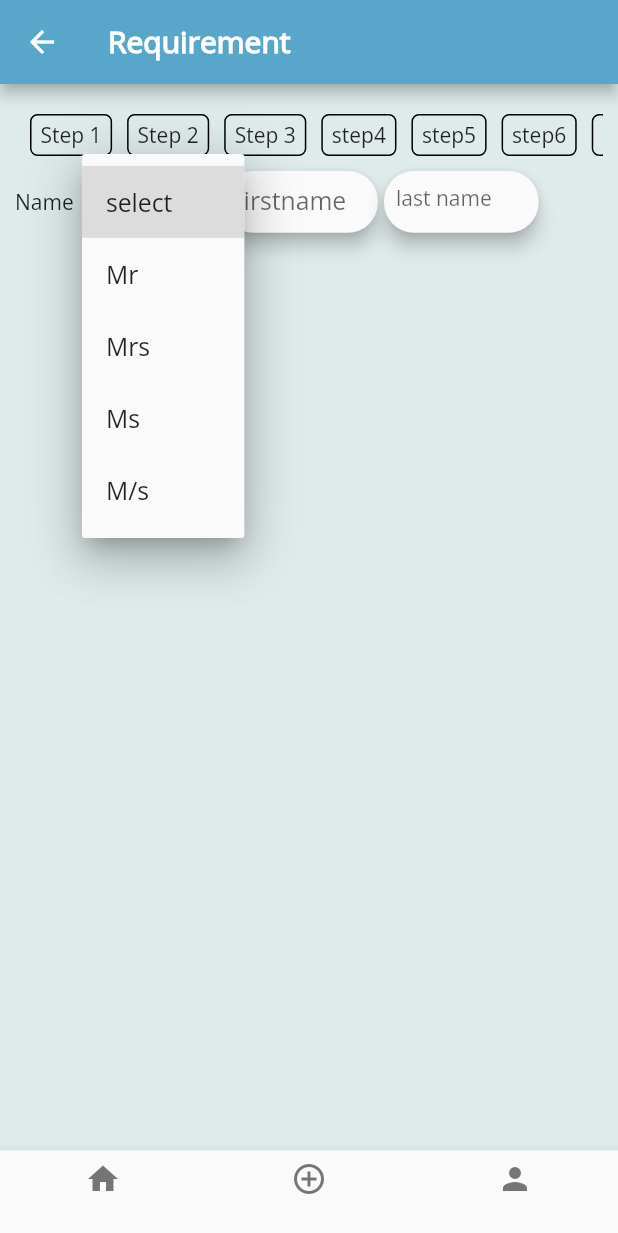
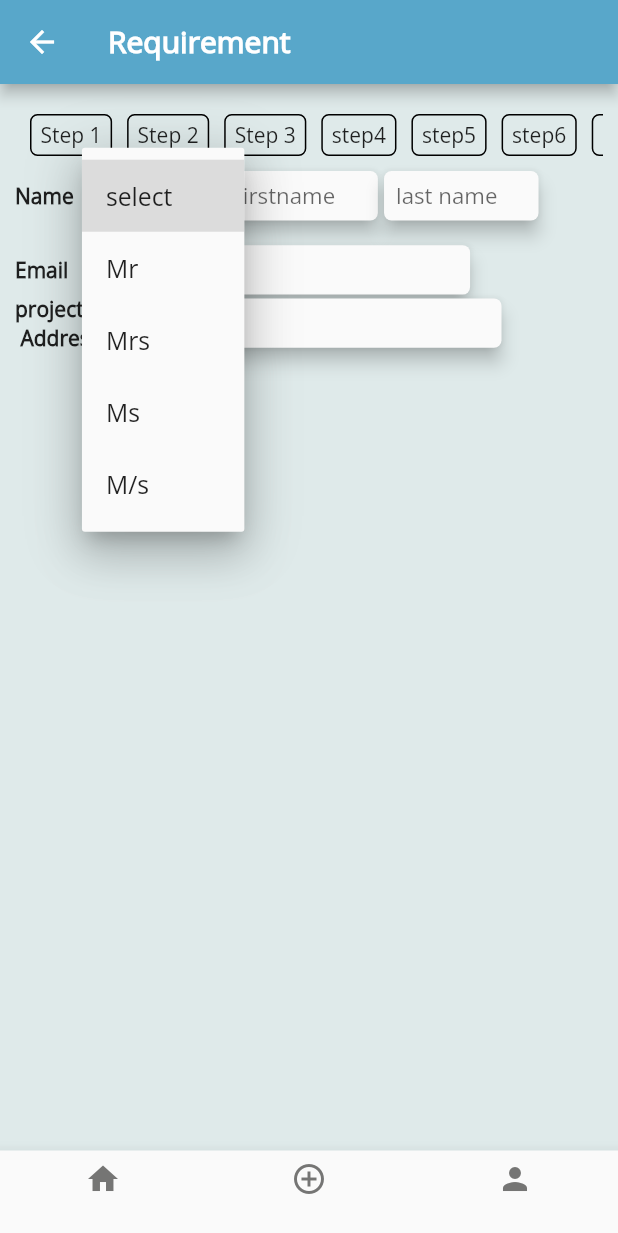
Before and after one commit to IntoloIt2/aashiyan, a Flutter app: the Requirement screen opened by its route, after a tap on "select", on a phone screen of 412 x 824 dp. Shown: the top 1233 px of the screen. Run offline on Flutter 3.47's test engine with Material 2 defaults, Android fonts, the phone set to English and light mode, and no system bars; our stand-ins replace carousel_slider; network calls fail.

Commit message:
requirements building methods

```diff
--- a/lib/view/residential/bunglow/requirement.dart
+++ b/lib/view/residential/bunglow/requirement.dart
@@ -29,27 +29,25 @@ class _RequirementState extends State<Requirement> {
             bungalowSteps(context),
             Row(
               children: [
-                Text("Name",
-                style: TextStyle(),
+                const Text(
+                  "Name",
+                  style: TextStyle(
+                    fontWeight: FontWeight.bold,
+                  ),
                 ),
                 SizedBox(
                   width: height * 0.02,
                 ),
-                Container(
-                  decoration: BoxDecoration(
-                    borderRadius: BorderRadius.all(
-                      Radius.circular(10),
-                    ),
+                Material(
+                  elevation: 5,
+                  borderRadius: const BorderRadius.all(
+                    Radius.circular(5),
                   ),
-                  child: Material(
-                    elevation: 5,
-                    borderRadius: BorderRadius.all(
-                      Radius.circular(20),
-                    ),
-                    child: Container(
-                      padding: EdgeInsets.all(5),
-                      height: height * 0.05,
-                      width: width * 0.19,
+                  child: Container(
+                    padding: EdgeInsets.all(5),
+                    height: height * 0.04,
+                    width: width * 0.19,
+                    child: DropdownButtonHideUnderline(
                       child: DropdownButton<String>(
                         value: selectedItems,
                         icon: const Icon(Icons.keyboard_arrow_down_sharp),
@@ -72,19 +70,19 @@ class _RequirementState extends State<Requirement> {
                 ),
                 Material(
                   elevation: 5,
-                  borderRadius: BorderRadius.all(Radius.circular(20)),
+                  borderRadius: const BorderRadius.all(Radius.circular(5)),
                   child: SizedBox(
-                    height: height * 0.05,
+                    height: height * 0.04,
                     width: width * 0.25,
                     child: TextFormField(
-                      style: TextStyle(fontSize: height * 0.02),
+                      style: TextStyle(fontSize: height * 0.018),
                       decoration: InputDecoration(
                           hintText: "firstname",
-                          hintStyle: TextStyle(fontSize: height * 0.02),
-                          border: OutlineInputBorder(
+                          hintStyle: TextStyle(fontSize: height * 0.018),
+                          border: const OutlineInputBorder(
                             borderSide: BorderSide.none,
                           ),
-                          isDense: true, // Added this
+                          isDense: true,
                           contentPadding: EdgeInsets.all(8)
                           //fillColor: Colors.green
                           ),
@@ -96,15 +94,15 @@ class _RequirementState extends State<Requirement> {
                 ),
                 Material(
                   elevation: 5,
-                  borderRadius: BorderRadius.all(Radius.circular(20)),
+                  borderRadius: BorderRadius.all(Radius.circular(5)),
                   child: SizedBox(
-                    height: MediaQuery.of(context).size.height * 0.05,
+                    height: MediaQuery.of(context).size.height * 0.04,
                     width: MediaQuery.of(context).size.width * 0.25,
                     child: TextFormField(
-                      style: TextStyle(fontSize: 14),
+                      style: TextStyle(fontSize: height * 0.018),
                       decoration: InputDecoration(
                           hintText: "last name",
-                          hintStyle: TextStyle(fontSize: 14),
+                          hintStyle: TextStyle(fontSize: height * 0.018),
                           border: OutlineInputBorder(
                             borderSide: BorderSide.none,
                           ),
@@ -116,7 +114,78 @@ class _RequirementState extends State<Requirement> {
                   ),
                 ),
               ],
-            )
+            ),
+            SizedBox(
+              height: height * 0.02,
+            ),
+            Row(
+              children: [
+                Text(
+                  "Email",
+                  style: TextStyle(
+                    fontWeight: FontWeight.bold,
+                  ),
+                ),
+                SizedBox(
+                  width: width * 0.05,
+                ),
+                Material(
+                  elevation: 5,
+                  borderRadius: const BorderRadius.all(Radius.circular(5)),
+                  child: SizedBox(
+                    height: height * 0.04,
+                    width: width * 0.6,
+                    child: TextFormField(
+                      style: TextStyle(fontSize: height * 0.018),
+                      decoration: InputDecoration(
+                          hintText: "Email",
+                          hintStyle: TextStyle(fontSize: height * 0.018),
+                          border: const OutlineInputBorder(
+                            borderSide: BorderSide.none,
+                          ),
+                          isDense: true,
+                          contentPadding: EdgeInsets.all(8)
+                          //fillColor: Colors.green
+                          ),
+                    ),
+                  ),
+                ),
+              ],
+            ),
+            Row(
+              children: [
+                Text(
+                  "project \n Address",
+                  style: TextStyle(
+                    fontWeight: FontWeight.bold,
+                  ),
+                ),
+                SizedBox(
+                  width: width * 0.05,
+                ),
+                Material(
+                  elevation: 5,
+                  borderRadius: const BorderRadius.all(Radius.circular(5)),
+                  child: SizedBox(
+                    height: height * 0.04,
+                    width: width * 0.6,
+                    child: TextFormField(
+                      style: TextStyle(fontSize: height * 0.018),
+                      decoration: InputDecoration(
+                          hintText: "Email",
+                          hintStyle: TextStyle(fontSize: height * 0.018),
+                          border: const OutlineInputBorder(
+                            borderSide: BorderSide.none,
+                          ),
+                          isDense: true,
+                          contentPadding: EdgeInsets.all(8)
+                          //fillColor: Colors.green
+                          ),
+                    ),
+                  ),
+                ),
+              ],
+            ),
           ],
         ),
       ),
```
Also changed, not shown: lib/view/residential/bunglow/requireconst.dart (added).
